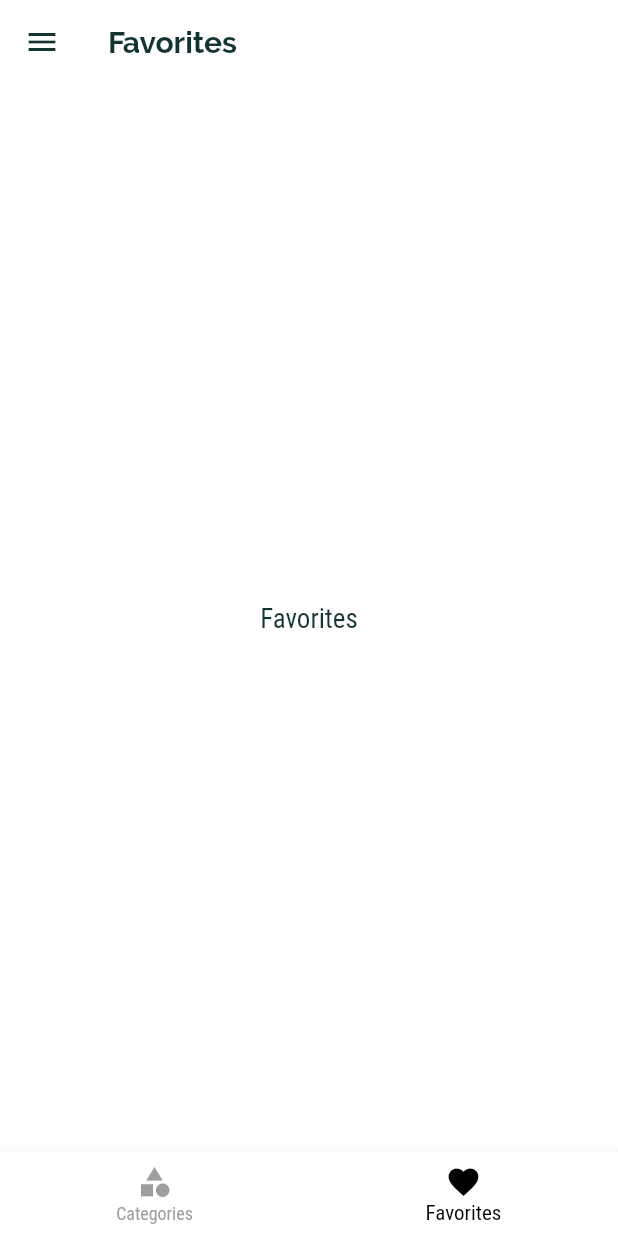
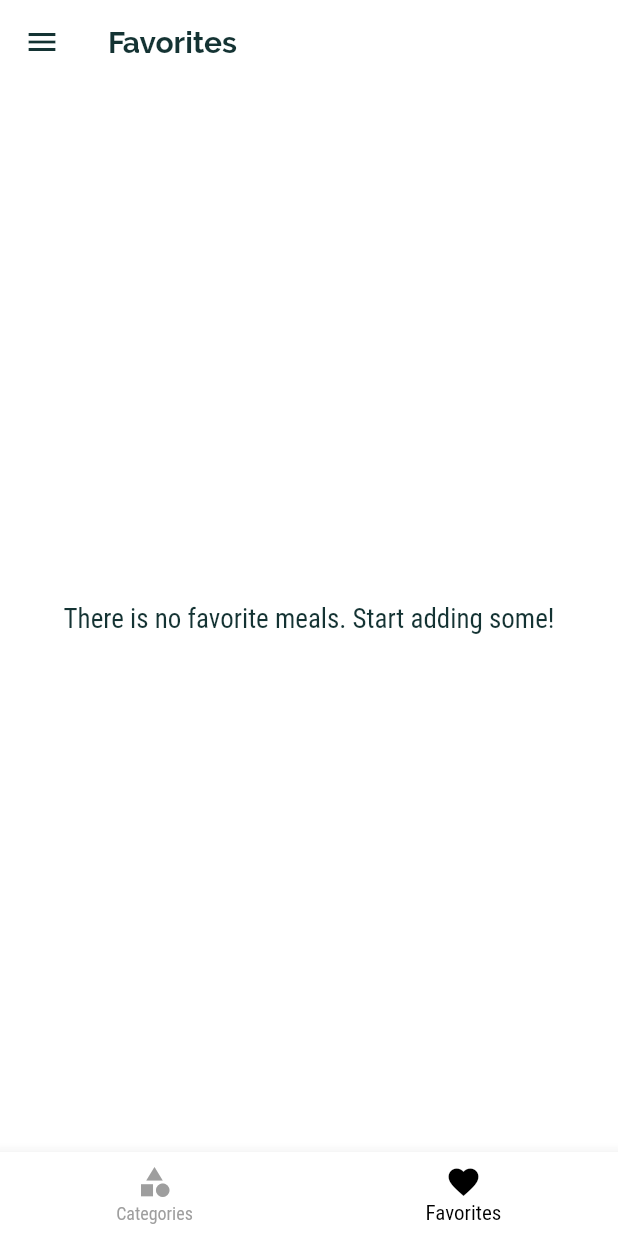
Before and after one commit to jakubjaran/meals_app, a Flutter app: the screen it shows after launch, item 2 of the bottom bar chosen, on a phone screen of 412 x 824 dp. Run offline on Flutter 3.47's test engine with Material 2 defaults, Android fonts, the phone set to English and light mode, and no system bars.

Commit message:
Working favorites screen and logic

```diff
--- a/lib/main.dart
+++ b/lib/main.dart
@@ -26,6 +26,8 @@ class _MyAppState extends State<MyApp> {
 
   List<Meal> _avaliableMeals = DUMMY_MEALS;
 
+  List<Meal> _favoriteMeals = [];
+
   void _setFilters(Map<String, bool> newFilters) {
     setState(() {
       _filters = newFilters;
@@ -45,6 +47,24 @@ class _MyAppState extends State<MyApp> {
         return true;
       }).toList();
     });
+  }
+
+  void _toggleFavorite(String id) {
+    int existingIndex = _favoriteMeals.indexWhere((meal) => meal.id == id);
+
+    if (existingIndex >= 0) {
+      setState(() {
+        _favoriteMeals.removeAt(existingIndex);
+      });
+    } else {
+      setState(() {
+        _favoriteMeals.add(DUMMY_MEALS.firstWhere((meal) => meal.id == id));
+      });
+    }
+  }
+
+  bool _isFavorite(String id) {
+    return _favoriteMeals.any((meal) => meal.id == id);
   }
 
   @override
@@ -87,10 +107,11 @@ class _MyAppState extends State<MyApp> {
             ),
       ),
       routes: {
-        '/': (ctx) => TabsScreen(),
+        '/': (ctx) => TabsScreen(_favoriteMeals),
         CategoryMealsScreen.routeName: (ctx) =>
             CategoryMealsScreen(_avaliableMeals),
-        MealDetailsScreen.routeName: (ctx) => MealDetailsScreen(),
+        MealDetailsScreen.routeName: (ctx) =>
+            MealDetailsScreen(_toggleFavorite, _isFavorite),
         FiltersScreen.routeName: (ctx) => FiltersScreen(_filters, _setFilters),
       },
     );
--- a/lib/screens/category_meals_screen.dart
+++ b/lib/screens/category_meals_screen.dart
@@ -50,7 +50,7 @@ class _CategoryMealsScreenState extends State<CategoryMealsScreen> {
       ),
       body: ListView.builder(
         itemBuilder: (ctx, index) {
-          return MealItem(categoryMeals[index], removeMealHandler);
+          return MealItem(categoryMeals[index]);
         },
         itemCount: categoryMeals.length,
       ),
--- a/lib/screens/favorites_screen.dart
+++ b/lib/screens/favorites_screen.dart
@@ -1,10 +1,32 @@
 import 'package:flutter/material.dart';
 
+import '../models/meal.dart';
+import '../widgets/meal_item.dart';
+
 class FavoritesScreen extends StatelessWidget {
+  final List<Meal> favoriteMeals;
+
+  FavoritesScreen(this.favoriteMeals);
+
   @override
   Widget build(BuildContext context) {
-    return Center(
-      child: Text('Favorites'),
-    );
+    if (favoriteMeals.length == 0) {
+      return Center(
+        child: Text('There is no favorite meals. Start adding some!'),
+      );
+    } else {
+      return Column(
+        children: [
+          Expanded(
+            child: ListView.builder(
+              itemBuilder: (ctx, index) {
+                return MealItem(favoriteMeals[index]);
+              },
+              itemCount: favoriteMeals.length,
+            ),
+          ),
+        ],
+      );
+    }
   }
 }
--- a/lib/screens/tabs_screen.dart
+++ b/lib/screens/tabs_screen.dart
@@ -3,23 +3,34 @@ import 'package:flutter/material.dart';
 import '../widgets/main_drawer.dart';
 import './categories_screen.dart';
 import './favorites_screen.dart';
+import '../models/meal.dart';
 
 class TabsScreen extends StatefulWidget {
+  final List<Meal> favoriteMeals;
+
+  TabsScreen(this.favoriteMeals);
+
   @override
   _TabsScreenState createState() => _TabsScreenState();
 }
 
 class _TabsScreenState extends State<TabsScreen> {
-  final List<Map<String, dynamic>> _pages = [
+  List<Map<String, dynamic>> _pages;
+
+  @override
+  void initState() {
+    _pages = [
       {
         'page': CategoriesScreen(),
         'title': 'Categories',
       },
       {
-      'page': FavoritesScreen(),
+        'page': FavoritesScreen(widget.favoriteMeals),
         'title': 'Favorites',
       }
     ];
+    super.initState();
+  }
 
   int _selectedPageIndex = 0;
 
```
Also changed, not shown: lib/screens/meal_details_screen.dart (+9 -2 lines), lib/widgets/meal_item.dart (+2 -9 lines). Lines whose indentation alone changed are shown as unchanged.
